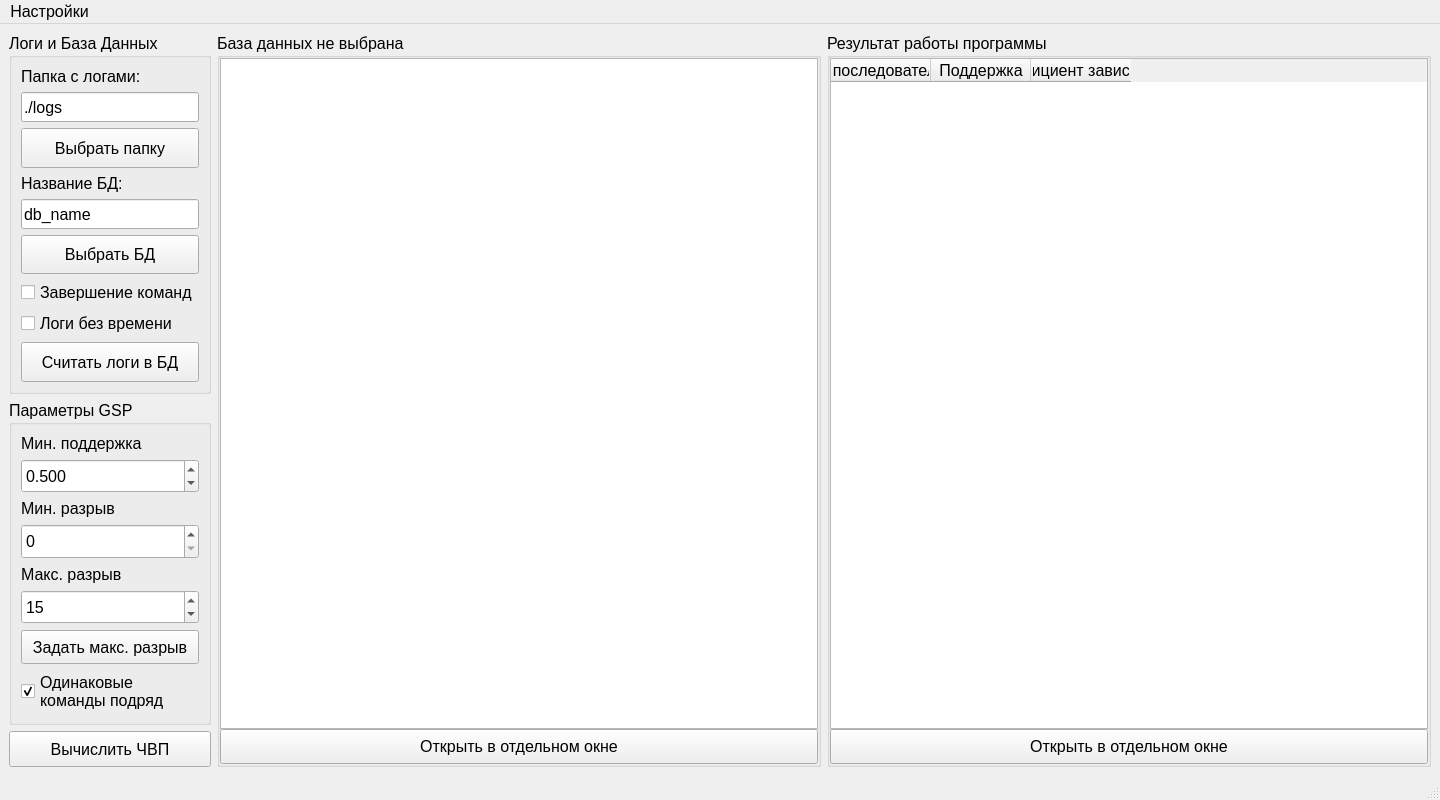
First picture: the form in GSP_adapt/MainWindow.ui, repository Inlucker/GSP, before the edit.
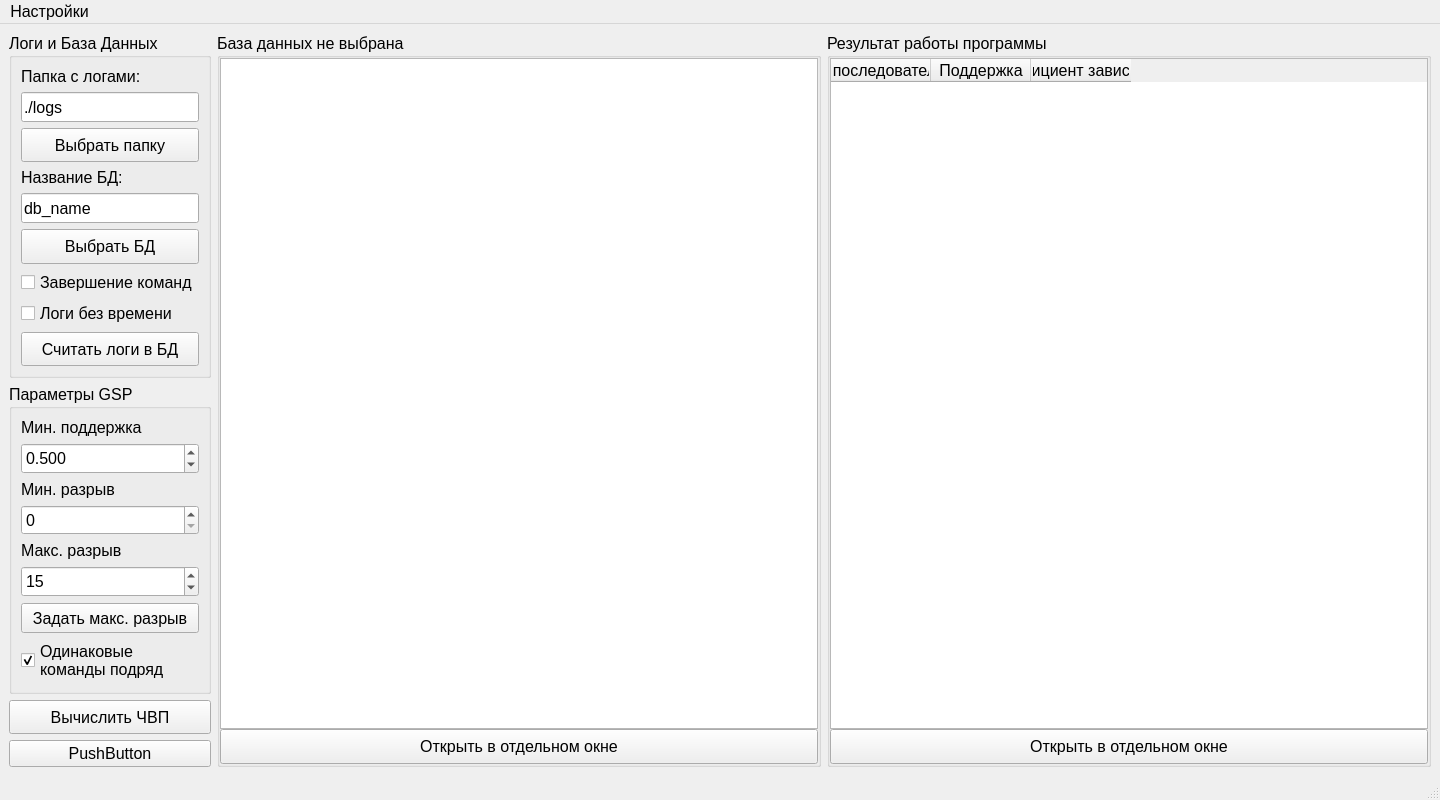
Second picture: the form after the edit.

```diff
--- a/GSP_adapt/MainWindow.ui
+++ b/GSP_adapt/MainWindow.ui
@@ -21,7 +21,7 @@
   <widget class="QWidget" name="centralwidget">
    <layout class="QHBoxLayout" name="horizontalLayout" stretch="1,4,4">
     <item>
-     <layout class="QVBoxLayout" name="verticalLayout_5" stretch="10,9,1">
+     <layout class="QVBoxLayout" name="verticalLayout_5" stretch="10,9,1,0">
       <item>
        <widget class="QGroupBox" name="groupBox_2">
         <property name="sizePolicy">
@@ -344,6 +344,13 @@
         </property>
        </widget>
       </item>
+      <item>
+       <widget class="QPushButton" name="pushButton">
+        <property name="text">
+         <string>PushButton</string>
+        </property>
+       </widget>
+      </item>
      </layout>
     </item>
     <item>
```
